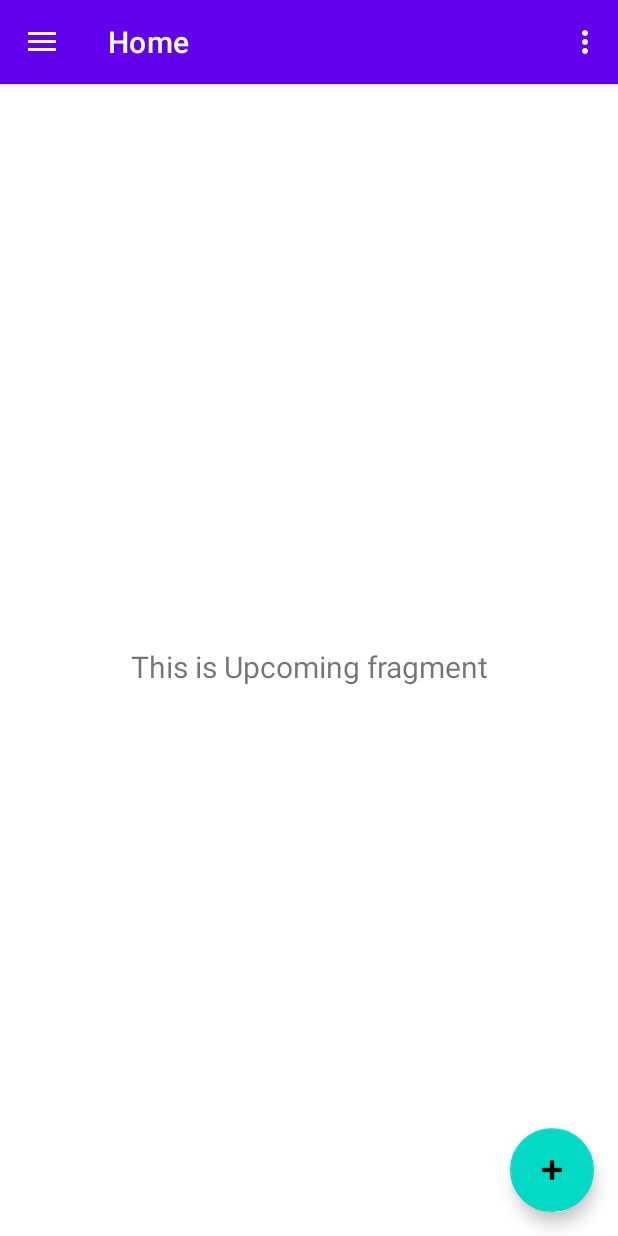
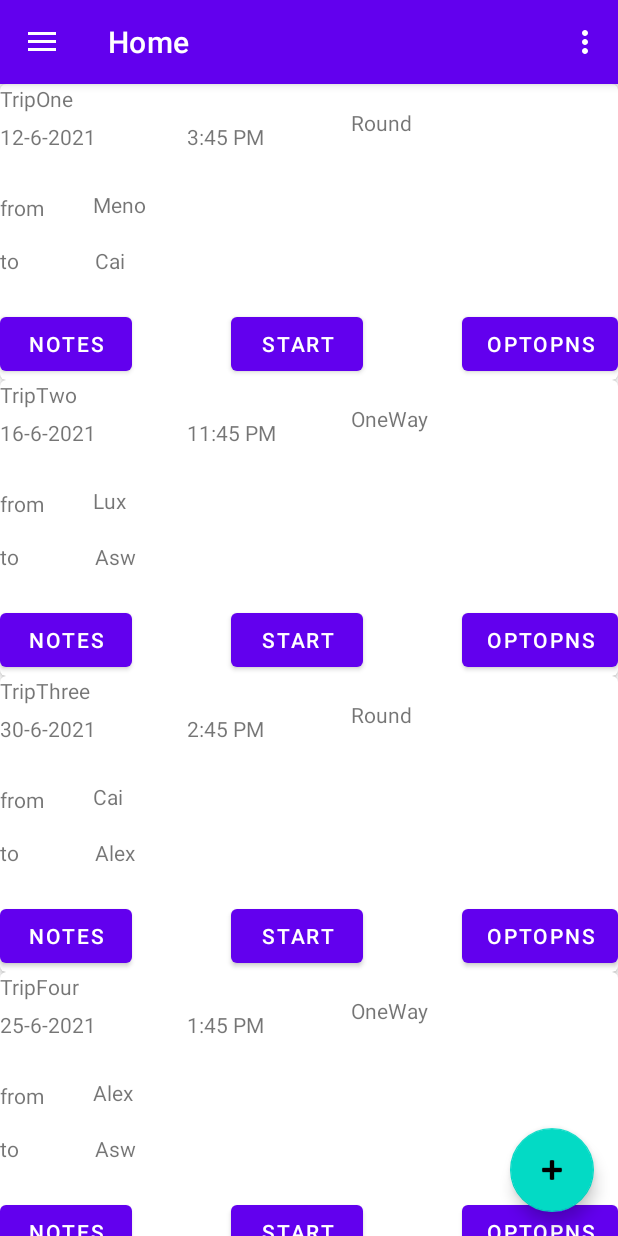
Before and after one commit to AhmedAmr77/Fakarny, an Android app: the screen it shows after launch once a user with an empty profile is signed in (MainActivity), on a phone screen of 412 x 824 dp. Run offline under Robolectric (Android 15) with nearby library versions, the phone set to English and light mode, and no system bars; our stand-ins replace Firebase (no records; nobody signed in at launch, a user with empty details on screens opened directly), navigation-ui; libraries missing offline, so code that uses them is left out: com.firebase.ui.

Commit message:
add upcoming cards

```diff
--- a/app/src/main/java/com/example/tripreminder/NewTripActivity.java
+++ b/app/src/main/java/com/example/tripreminder/NewTripActivity.java
@@ -96,7 +96,7 @@ public class NewTripActivity extends AppCompatActivity implements
             }
         });
         if (!Places.isInitialized()) {
-            Places.initialize(getApplicationContext(),"AIzaSyBay54UhoEPbk2gcX0EmTXNEMDmr2MbRyk", Locale.US);
+            Places.initialize(getApplicationContext(),"AIzaSyDnbtBwgXmFh-e3jDYu3ffqDpOEOb8vU3Y", Locale.US);
         }
         List<Place.Field> fields = Arrays.asList(Place.Field.ID, Place.Field.NAME);
 
--- /dev/null
+++ b/app/src/main/java/com/example/tripreminder/RecyclerViAdapter.java
@@ -0,0 +1,89 @@
+package com.example.tripreminder;
+
+import android.content.Context;
+import android.view.LayoutInflater;
+import android.view.View;
+import android.view.ViewGroup;
+import android.widget.Button;
+import android.widget.TextView;
+import android.widget.Toast;
+
+import androidx.annotation.NonNull;
+import androidx.constraintlayout.widget.ConstraintLayout;
+import androidx.recyclerview.widget.RecyclerView;
+
+//import com.example.testdrawer.ui.home.HomeFragment;
+
+import java.util.List;
+
+public class RecyclerViAdapter extends RecyclerView.Adapter<RecyclerViAdapter.ViewHolder> {
+
+    final Context context;
+    List<TripData> tripDataList;
+
+    public RecyclerViAdapter(Context context, List<TripData> tripDataList) {
+        this.context = context;
+        this.tripDataList = tripDataList;
+        Toast.makeText(context, "RVAdptConstruc"+tripDataList.get(0).getTripName(), Toast.LENGTH_SHORT).show();
+    }
+
+    public class ViewHolder extends RecyclerView.ViewHolder {
+
+        View layout;
+        ConstraintLayout row;
+        TextView textViewTripName, textViewTripDate, textViewTripTime, textViewTripFrom, textViewTripTo, textViewTripWay;
+        Button btnTripStart, btnTripOptions, btnTripNotes;
+
+        public ViewHolder(@NonNull View itemView) {
+            super(itemView);
+
+            layout = itemView;
+            row = itemView.findViewById(R.id.row);
+            textViewTripName = itemView.findViewById(R.id.textViewTripName);
+            textViewTripDate = itemView.findViewById(R.id.textViewTripDate);
+            textViewTripTime = itemView.findViewById(R.id.textViewTripTime);
+            textViewTripFrom = itemView.findViewById(R.id.textViewTripFrom);
+            textViewTripTo = itemView.findViewById(R.id.textViewTripTo);
+            textViewTripWay = itemView.findViewById(R.id.textViewTripWay);
+            btnTripStart = itemView.findViewById(R.id.buttonTripStart);
+            btnTripNotes = itemView.findViewById(R.id.buttonTripNotes);
+            btnTripOptions = itemView.findViewById(R.id.buttonTripOptions);
+
+            Toast.makeText(context, "VHConstructor"+tripDataList.get(0).getTripName(), Toast.LENGTH_SHORT).show();
+
+        }
+    }
+
+
+    @NonNull
+    @Override
+    public ViewHolder onCreateViewHolder(@NonNull ViewGroup parent, int viewType) {
+        LayoutInflater inflater = LayoutInflater.from(parent.getContext());
+        View view = inflater.inflate(R.layout.trip_row, parent, false);
+        ViewHolder viewHolder = new ViewHolder(view);
+        Toast.makeText(context, "CREATE"+tripDataList.get(0).getTripName(), Toast.LENGTH_SHORT).show();
+        return viewHolder;
+    }
+
+    @Override
+    public void onBindViewHolder(@NonNull ViewHolder holder, int position) {
+        holder.textViewTripName.setText(tripDataList.get(position).getTripName());
+        holder.textViewTripDate.setText(tripDataList.get(position).getDate());
+        holder.textViewTripTime.setText(tripDataList.get(position).getTime());
+        holder.textViewTripFrom.setText(tripDataList.get(position).getStartPoint());
+        holder.textViewTripTo.setText(tripDataList.get(position).getEnaPoint());
+        holder.textViewTripWay.setText(tripDataList.get(position).getWayData());
+        Toast.makeText(context, "BIND"+tripDataList.get(0).getTripName(), Toast.LENGTH_SHORT).show();
+    }
+
+    @Override
+    public int getItemCount() {
+        return tripDataList.size();
+    }
+
+
+
+
+
+
+}
--- /dev/null
+++ b/app/src/main/java/com/example/tripreminder/TripData.java
@@ -0,0 +1,83 @@
+package com.example.tripreminder;
+
+public class TripData {
+
+    private int id;
+    private String tripName,startPoint,enaPoint;
+    private String date ,time ,repeatData,wayData ;
+
+    public TripData(int id, String tripName, String startPoint, String enaPoint, String date, String time, String repeatData, String wayData) {
+        this.id = id;
+        this.tripName = tripName;
+        this.startPoint = startPoint;
+        this.enaPoint = enaPoint;
+        this.date = date;
+        this.time = time;
+        this.repeatData = repeatData;
+        this.wayData = wayData;
+    }
+
+    public void setId(int id) {
+        this.id = id;
+    }
+
+    public void setTripName(String tripName) {
+        this.tripName = tripName;
+    }
+
+    public void setStartPoint(String startPoint) {
+        this.startPoint = startPoint;
+    }
+
+    public void setEnaPoint(String enaPoint) {
+        this.enaPoint = enaPoint;
+    }
+
+    public void setDate(String date) {
+        this.date = date;
+    }
+
+    public void setTime(String time) {
+        this.time = time;
+    }
+
+    public void setRepeatData(String repeatData) {
+        this.repeatData = repeatData;
+    }
+
+    public void setWayData(String wayData) {
+        this.wayData = wayData;
+    }
+
+    public int getId() {
+        return id;
+    }
+
+    public String getTripName() {
+        return tripName;
+    }
+
+    public String getStartPoint() {
+        return startPoint;
+    }
+
+    public String getEnaPoint() {
+        return enaPoint;
+    }
+
+    public String getDate() {
+        return date;
+    }
+
+    public String getTime() {
+        return time;
+    }
+
+    public String getRepeatData() {
+        return repeatData;
+    }
+
+    public String getWayData() {
+        return wayData;
+    }
+}
--- a/app/src/main/java/com/example/tripreminder/ui/upcoming/UpcomingFragment.java
+++ b/app/src/main/java/com/example/tripreminder/ui/upcoming/UpcomingFragment.java
@@ -5,31 +5,58 @@ import android.view.LayoutInflater;
 import android.view.View;
 import android.view.ViewGroup;
 import android.widget.TextView;
+import android.widget.Toast;
 
 import androidx.annotation.NonNull;
 import androidx.annotation.Nullable;
 import androidx.fragment.app.Fragment;
 import androidx.lifecycle.Observer;
 import androidx.lifecycle.ViewModelProvider;
+import androidx.recyclerview.widget.LinearLayoutManager;
+import androidx.recyclerview.widget.RecyclerView;
 
 import com.example.tripreminder.R;
+import com.example.tripreminder.RecyclerViAdapter;
+import com.example.tripreminder.TripData;
+
+import java.util.Arrays;
+import java.util.List;
 
 public class UpcomingFragment extends Fragment {
 
     private UpcomingViewModel upcomingViewModel;
+
+    RecyclerView recyclerView;
+    RecyclerView.Adapter adapter;
+    RecyclerView.LayoutManager layoutManager;
+    List<TripData> tripDataList;
 
     public View onCreateView(@NonNull LayoutInflater inflater,
                              ViewGroup container, Bundle savedInstanceState) {
         upcomingViewModel =
                 new ViewModelProvider(this).get(UpcomingViewModel.class);
         View root = inflater.inflate(R.layout.fragment_upcoming, container, false);
-        final TextView textView = root.findViewById(R.id.text_home);
-        upcomingViewModel.getText().observe(getViewLifecycleOwner(), new Observer<String>() {
-            @Override
-            public void onChanged(@Nullable String s) {
-                textView.setText(s);
-            }
-        });
+
+        recyclerView = root.findViewById(R.id.recyclerViID);
+        recyclerView.setHasFixedSize(true);
+        LinearLayoutManager linearLayoutManager = new LinearLayoutManager(this.getContext());
+        linearLayoutManager.setOrientation(RecyclerView.VERTICAL);
+        recyclerView.setLayoutManager(linearLayoutManager);
+        tripDataList = Arrays.asList(new TripData(1, "TripOne", "Meno", "Cai", "12-6-2021", "3:45 PM", "No", "Round"),
+                new TripData(2, "TripTwo", "Lux", "Asw", "16-6-2021", "11:45 PM", "Yes", "OneWay"),
+                new TripData(3, "TripThree", "Cai", "Alex", "30-6-2021", "2:45 PM", "Yes", "Round"),
+                new TripData(4, "TripFour", "Alex", "Asw", "25-6-2021", "1:45 PM", "No", "OneWay"),
+                new TripData(5, "TripFive", "Asw", "Meno", "4-6-2021", "5:45 PM", "No", "Round"),
+                new TripData(1, "TripOne", "Meno", "Cai", "12-6-2021", "3:45 PM", "No", "Round"),
+                new TripData(2, "TripTwo", "Lux", "Asw", "16-6-2021", "11:45 PM", "Yes", "OneWay"),
+                new TripData(3, "TripThree", "Cai", "Alex", "30-6-2021", "2:45 PM", "Yes", "Round"),
+                new TripData(4, "TripFour", "Alex", "Asw", "25-6-2021", "1:45 PM", "No", "OneWay"),
+                new TripData(5, "TripFive", "Asw", "Meno", "4-6-2021", "5:45 PM", "No", "Round"));
+        adapter = new RecyclerViAdapter(this.getContext(), tripDataList);
+        recyclerView.setAdapter(adapter);
+
+        Toast.makeText(getContext(), "onCreate", Toast.LENGTH_SHORT).show();
+
         return root;
     }
 }
--- a/app/src/main/res/layout/fragment_upcoming.xml
+++ b/app/src/main/res/layout/fragment_upcoming.xml
@@ -1,22 +1,13 @@
 <?xml version="1.0" encoding="utf-8"?>
-<androidx.constraintlayout.widget.ConstraintLayout xmlns:android="http://schemas.android.com/apk/res/android"
+<FrameLayout xmlns:android="http://schemas.android.com/apk/res/android"
     xmlns:app="http://schemas.android.com/apk/res-auto"
     xmlns:tools="http://schemas.android.com/tools"
     android:layout_width="match_parent"
     android:layout_height="match_parent"
-    tools:context=".ui.upcoming.UpcomingFragment">
+    tools:context=".ui.upcoming.UpcomingFragment" >
 
-    <TextView
-        android:id="@+id/text_home"
+    <androidx.recyclerview.widget.RecyclerView
+        android:id="@+id/recyclerViID"
         android:layout_width="match_parent"
-        android:layout_height="wrap_content"
-        android:layout_marginStart="8dp"
-        android:layout_marginTop="8dp"
-        android:layout_marginEnd="8dp"
-        android:textAlignment="center"
-        android:textSize="20sp"
-        app:layout_constraintBottom_toBottomOf="parent"
-        app:layout_constraintEnd_toEndOf="parent"
-        app:layout_constraintStart_toStartOf="parent"
-        app:layout_constraintTop_toTopOf="parent" />
-</androidx.constraintlayout.widget.ConstraintLayout>
+        android:layout_height="match_parent" />
+</FrameLayout>
--- /dev/null
+++ b/app/src/main/res/layout/trip_row.xml
@@ -0,0 +1,113 @@
+<?xml version="1.0" encoding="utf-8"?>
+<androidx.cardview.widget.CardView xmlns:android="http://schemas.android.com/apk/res/android"
+xmlns:card_view="http://schemas.android.com/apk/res-auto"
+xmlns:tools="http://schemas.android.com/tools"
+android:id="@+id/card_view"
+android:layout_width="match_parent"
+android:layout_height="wrap_content"
+card_view:cardCornerRadius="4dp">
+
+<androidx.constraintlayout.widget.ConstraintLayout
+    android:id="@+id/row"
+    android:layout_width="match_parent"
+    android:layout_height="match_parent">
+
+    <TextView
+        android:id="@+id/textViewTripName"
+        android:layout_width="222dp"
+        android:layout_height="25dp"
+        android:text="@string/upcoming_trip_name"
+        card_view:layout_constraintStart_toStartOf="parent"
+        card_view:layout_constraintTop_toTopOf="parent" />
+
+    <TextView
+        android:id="@+id/textViewTripFrom"
+        android:layout_width="222dp"
+        android:layout_height="25dp"
+        android:layout_marginTop="24dp"
+        android:text="@string/upcoming_trip_start"
+        card_view:layout_constraintStart_toEndOf="@+id/textView12"
+        card_view:layout_constraintTop_toBottomOf="@+id/textViewTripTime" />
+
+    <TextView
+        android:id="@+id/textViewTripTo"
+        android:layout_width="222dp"
+        android:layout_height="25dp"
+        android:layout_marginTop="12dp"
+        android:text="@string/upcoming_trip_end"
+        card_view:layout_constraintStart_toEndOf="@+id/textView13"
+        card_view:layout_constraintTop_toBottomOf="@+id/textViewTripFrom" />
+
+    <TextView
+        android:id="@+id/textViewTripDate"
+        android:layout_width="72dp"
+        android:layout_height="19dp"
+        android:text="@string/upcoming_trip_date"
+        card_view:layout_constraintStart_toStartOf="@+id/textViewTripName"
+        card_view:layout_constraintTop_toBottomOf="@+id/textViewTripName" />
+
+    <TextView
+        android:id="@+id/textViewTripTime"
+        android:layout_width="97dp"
+        android:layout_height="21dp"
+        android:text="@string/upcoming_trip_time"
+        card_view:layout_constraintEnd_toEndOf="@+id/textViewTripName"
+        card_view:layout_constraintTop_toBottomOf="@+id/textViewTripName" />
+
+    <TextView
+        android:id="@+id/textView12"
+        android:layout_width="62dp"
+        android:layout_height="19dp"
+        android:layout_marginTop="28dp"
+        android:text="from"
+        card_view:layout_constraintStart_toStartOf="parent"
+        card_view:layout_constraintTop_toBottomOf="@+id/textViewTripDate" />
+
+    <TextView
+        android:id="@+id/textView13"
+        android:layout_width="63dp"
+        android:layout_height="21dp"
+        android:layout_marginTop="16dp"
+        android:text="to"
+        card_view:layout_constraintStart_toStartOf="parent"
+        card_view:layout_constraintTop_toBottomOf="@+id/textView12" />
+
+    <Button
+        android:id="@+id/buttonTripStart"
+        android:layout_width="wrap_content"
+        android:layout_height="wrap_content"
+        android:text="Start"
+        card_view:layout_constraintBottom_toBottomOf="parent"
+        card_view:layout_constraintEnd_toStartOf="@+id/buttonTripOptions"
+        card_view:layout_constraintStart_toEndOf="@+id/buttonTripNotes" />
+
+    <Button
+        android:id="@+id/buttonTripOptions"
+        android:layout_width="wrap_content"
+        android:layout_height="wrap_content"
+        android:text="optopns"
+        card_view:layout_constraintBottom_toBottomOf="parent"
+        card_view:layout_constraintEnd_toEndOf="parent" />
+
+    <Button
+        android:id="@+id/buttonTripNotes"
+        android:layout_width="wrap_content"
+        android:layout_height="wrap_content"
+        android:layout_marginTop="20dp"
+        android:text="Notes"
+        card_view:layout_constraintBottom_toBottomOf="parent"
+        card_view:layout_constraintStart_toStartOf="parent"
+        card_view:layout_constraintTop_toBottomOf="@+id/textView13" />
+
+    <TextView
+        android:id="@+id/textViewTripWay"
+        android:layout_width="wrap_content"
+        android:layout_height="wrap_content"
+        android:layout_marginStart="12dp"
+        android:layout_marginTop="16dp"
+        android:text="@string/upcoming_trip_way"
+        card_view:layout_constraintStart_toEndOf="@+id/textViewTripName"
+        card_view:layout_constraintTop_toTopOf="parent" />
+
+</androidx.constraintlayout.widget.ConstraintLayout>
+</androidx.cardview.widget.CardView>
--- a/app/src/main/res/values/strings.xml
+++ b/app/src/main/res/values/strings.xml
@@ -112,4 +112,10 @@
     </string>
     <string name="oneWay">One Way Trip</string>
     <string name="roundTrip">Round Trip</string>
+    <string name="upcoming_trip_name">Trip Name</string>
+    <string name="upcoming_trip_date">25-12-2021</string>
+    <string name="upcoming_trip_time">11:25 AM</string>
+    <string name="upcoming_trip_way">Round</string>
+    <string name="upcoming_trip_start">Cairo</string>
+    <string name="upcoming_trip_end">Aswan</string>
 </resources>
```
